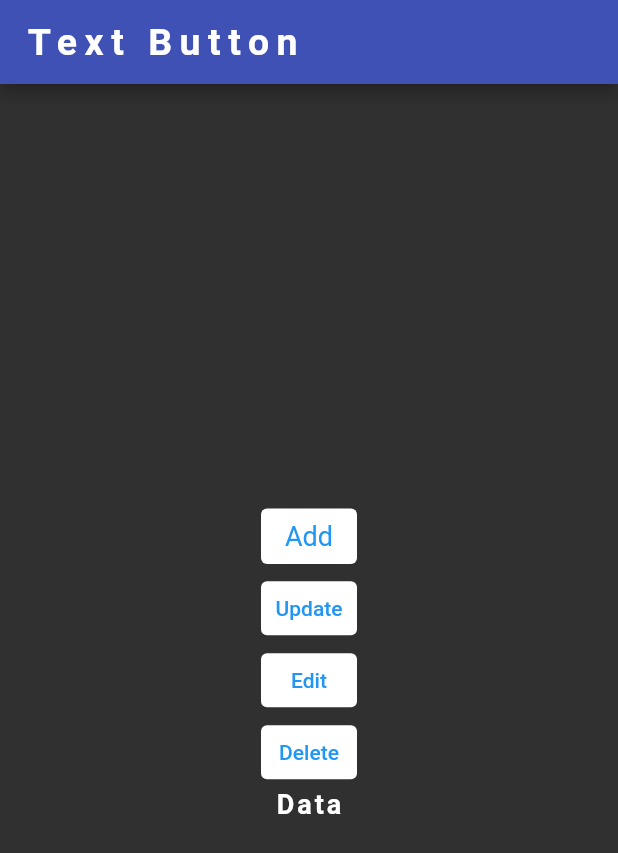
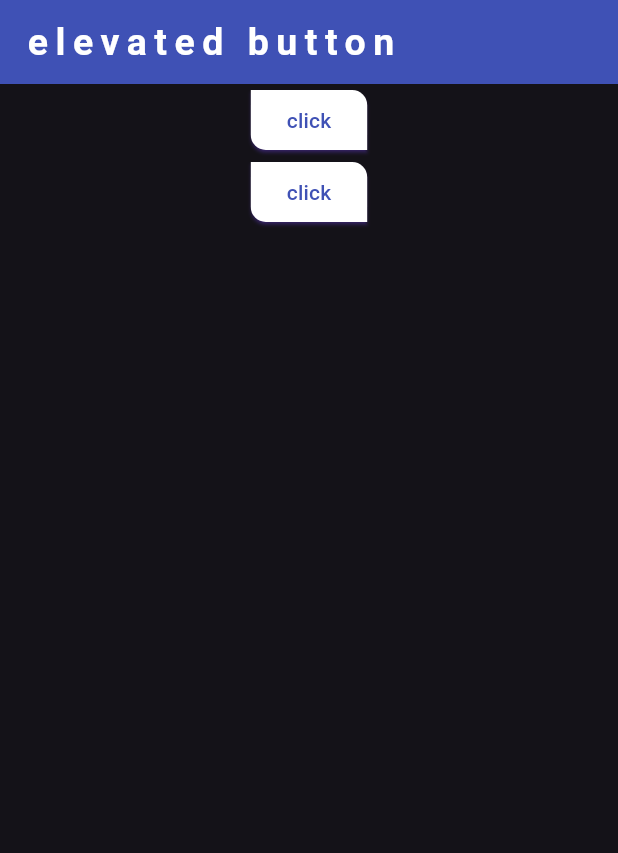
Before and after one commit to vishwanath-91/flutter_example, a Flutter app: the screen it shows after launch, on a phone screen of 412 x 824 dp. Shown: the top 853 px of the screen. Run offline on Flutter 3.47's test engine with Material 2 defaults, Android fonts, the phone set to English and light mode, and no system bars.

Commit message:
elevated button

```diff
--- /dev/null
+++ b/lib/elevated_button.dart
@@ -0,0 +1,43 @@
+import 'package:flutter/material.dart';
+
+class Elevatedwidgets extends StatefulWidget {
+  const Elevatedwidgets({super.key});
+
+  @override
+  State<Elevatedwidgets> createState() => _ElevatedwidgetsState();
+}
+
+class _ElevatedwidgetsState extends State<Elevatedwidgets> {
+  @override
+  Widget build(BuildContext context) {
+    return Scaffold(
+      appBar: AppBar(title: const Text("elevated button")),
+      body: Column(
+        children: [
+          Center(
+              child: ElevatedButton(
+                  onPressed: () {
+                    print("elevated button clicked");
+                  },
+                  child: Text(
+                    "click",
+                    style: TextStyle(
+                      color: Theme.of(context).primaryColor,
+                    ),
+                  ))),
+          Center(
+              child: ElevatedButton(
+                  onPressed: () {
+                    print("elevated button clicked");
+                  },
+                  child: Text(
+                    "click",
+                    style: TextStyle(
+                      color: Theme.of(context).primaryColor,
+                    ),
+                  ))),
+        ],
+      ),
+    );
+  }
+}
--- a/lib/main.dart
+++ b/lib/main.dart
@@ -1,5 +1,6 @@
 import 'package:flutter/material.dart';
-import 'package:flutter_example/text_button.dart';
+
+import 'elevated_button.dart';
 
 void main() {
   runApp(const MyApp());
@@ -13,28 +14,44 @@ class MyApp extends StatelessWidget {
     return MaterialApp(
         debugShowCheckedModeBanner: false,
         theme: ThemeData(
+            primaryColor: Colors.indigo,
+            useMaterial3: true,
+            //////////////////////////////////
             appBarTheme: const AppBarTheme(
                 color: Colors.indigo,
                 titleTextStyle: TextStyle(
-                  letterSpacing: 5, fontWeight: FontWeight.bold, fontSize: 25)),
+                    letterSpacing: 5,
+                    fontWeight: FontWeight.bold,
+                    fontSize: 25)),
+            //////////////////////////////
             brightness: Brightness.dark,
+            ////////////////////////////
             textTheme: const TextTheme(
-            titleLarge: TextStyle(
-              fontSize: 25.0,
+              titleLarge: TextStyle(color: Colors.red, fontSize: 25.0),
+              titleMedium: TextStyle(color: Colors.orange, fontSize: 20),
+              titleSmall: TextStyle(color: Colors.blue, fontSize: 15),
+              bodyLarge: TextStyle(color: Colors.red, fontSize: 25.0),
+              bodyMedium: TextStyle(color: Colors.orange, fontSize: 20),
+              bodySmall: TextStyle(color: Colors.blue, fontSize: 15),
             ),
-            titleMedium: TextStyle(fontSize: 20),
-            titleSmall: TextStyle(fontSize: 15),
-            bodyLarge: TextStyle(color: Colors.blue, fontSize: 22),
-            bodyMedium: TextStyle(
-                color: Colors.white,
-                fontSize: 18,
-                letterSpacing: 2,
-                fontWeight: FontWeight.bold),
-            bodySmall: TextStyle(),
+            ////////////////////////////////
+
+            elevatedButtonTheme: const ElevatedButtonThemeData(
+                style: ButtonStyle(
+                    shape: MaterialStatePropertyAll(RoundedRectangleBorder(
+                        borderRadius: BorderRadius.only(
+                            topRight: Radius.circular(10),
+                            bottomLeft: Radius.circular(10)))),
+                    shadowColor:
+                        MaterialStatePropertyAll(Colors.deepPurpleAccent),
+                    backgroundColor: MaterialStatePropertyAll(Colors.white)))
+            /////////////////////////
+
             ),
-        ),
+
+        //////////////////////////////
         home: const Scaffold(
-          body: Textbuttonwidgets(),
+          body: Elevatedwidgets(),
         ));
   }
 }
```
Also changed, not shown: lib/rich_Text.dart (added, +37 -0 lines). Lines whose indentation alone changed are shown as unchanged.
